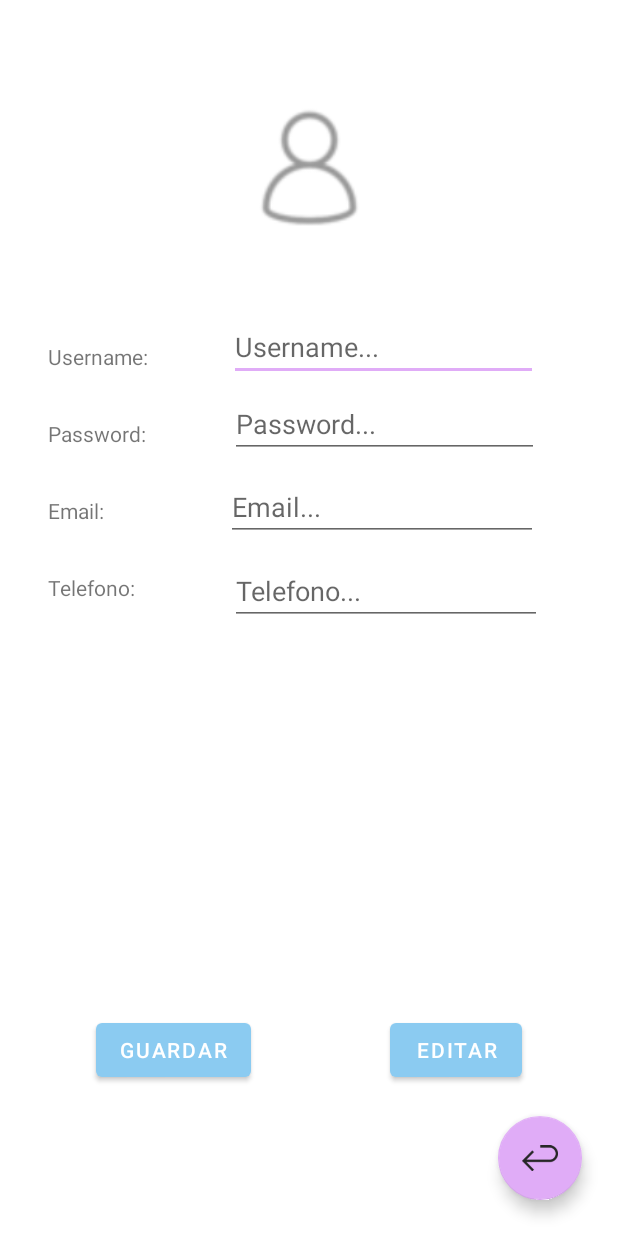
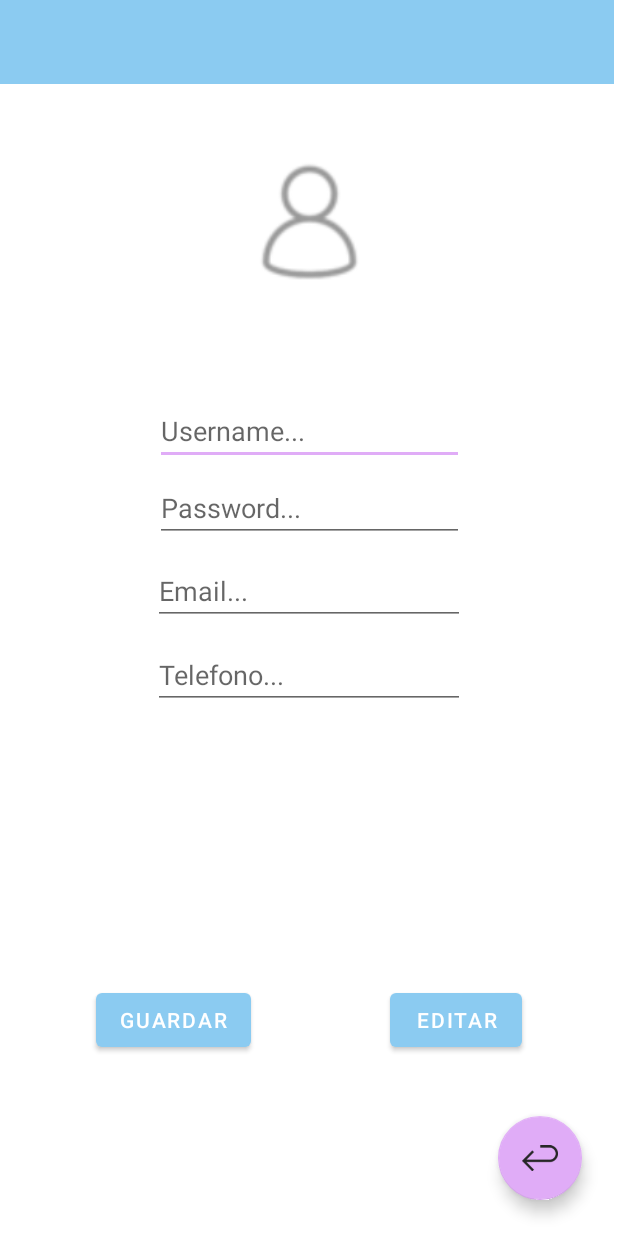
Before and after one commit to bdez1997/EasyEevnt, an Android app: the PerfilActivity screen opened directly, with no data from a screen before it, on a phone screen of 412 x 824 dp. Run offline under Robolectric (Android 15) with nearby library versions, the light colour scheme and no system bars; network calls fail.

Commit message:
Wip
Interfaces movíl

```diff
--- a/GestionEventoAndroid/app/src/main/java/com/bermudez/gestioneventoandroid/PerfilActivity.java
+++ b/GestionEventoAndroid/app/src/main/java/com/bermudez/gestioneventoandroid/PerfilActivity.java
@@ -19,6 +19,9 @@ public class PerfilActivity extends AppCompatActivity {
     protected void onCreate(Bundle savedInstanceState) {
         super.onCreate(savedInstanceState);
         setContentView(R.layout.activity_perfil);
+        setTitle("Perfil");
+
+
 
         findViewById(R.id.btnVolver).setOnClickListener(e ->{
             onBackPressed();
--- a/GestionEventoAndroid/app/src/main/res/layout/activity_perfil.xml
+++ b/GestionEventoAndroid/app/src/main/res/layout/activity_perfil.xml
@@ -6,46 +6,16 @@
     android:layout_height="match_parent"
     tools:context=".PerfilActivity">
 
-    <TextView
-        android:id="@+id/lblUserName"
-        android:layout_width="wrap_content"
-        android:layout_height="wrap_content"
-        android:layout_marginStart="32dp"
-        android:layout_marginTop="64dp"
-        android:text="Username:"
-        app:layout_constraintStart_toStartOf="parent"
-        app:layout_constraintTop_toBottomOf="@+id/imageView" />
-
-    <TextView
-        android:id="@+id/lblPassword"
-        android:layout_width="wrap_content"
-        android:layout_height="wrap_content"
-        android:layout_marginStart="32dp"
-        android:layout_marginTop="32dp"
-        android:text="Password: "
-        app:layout_constraintStart_toStartOf="parent"
-        app:layout_constraintTop_toBottomOf="@+id/lblUserName" />
-
-    <TextView
-        android:id="@+id/lblEmail"
-        android:layout_width="wrap_content"
-        android:layout_height="wrap_content"
-        android:layout_marginStart="32dp"
-        android:layout_marginTop="32dp"
-        android:text="Email: "
-        app:layout_constraintStart_toStartOf="parent"
-        app:layout_constraintTop_toBottomOf="@+id/lblPassword" />
-
     <EditText
         android:id="@+id/editTextTextPersonName"
         android:layout_width="206dp"
         android:layout_height="42dp"
-        android:layout_marginTop="48dp"
+        android:layout_marginTop="68dp"
         android:ems="10"
         android:hint="Username..."
         android:inputType="textPersonName"
         app:layout_constraintEnd_toEndOf="parent"
-        app:layout_constraintStart_toEndOf="@+id/lblUserName"
+        app:layout_constraintStart_toStartOf="parent"
         app:layout_constraintTop_toBottomOf="@+id/imageView" />
 
     <EditText
@@ -57,20 +27,19 @@
         android:hint="Password..."
         android:inputType="textPassword"
         app:layout_constraintEnd_toEndOf="parent"
-        app:layout_constraintStart_toEndOf="@+id/lblPassword"
+        app:layout_constraintStart_toStartOf="parent"
         app:layout_constraintTop_toBottomOf="@+id/editTextTextPersonName" />
 
     <EditText
         android:id="@+id/editTextTextEmailAddress"
         android:layout_width="208dp"
         android:layout_height="43dp"
-        android:layout_marginStart="24dp"
         android:layout_marginTop="12dp"
         android:ems="10"
         android:hint="Email..."
         android:inputType="textEmailAddress"
         app:layout_constraintEnd_toEndOf="parent"
-        app:layout_constraintStart_toEndOf="@+id/lblEmail"
+        app:layout_constraintStart_toStartOf="parent"
         app:layout_constraintTop_toBottomOf="@+id/editTextTextPassword" />
 
     <Button
@@ -78,7 +47,7 @@
         android:layout_width="wrap_content"
         android:layout_height="wrap_content"
         android:layout_marginEnd="64dp"
-        android:layout_marginBottom="100dp"
+        android:layout_marginBottom="120dp"
         android:text="Editar"
         app:layout_constraintBottom_toBottomOf="parent"
         app:layout_constraintEnd_toEndOf="parent" />
@@ -88,39 +57,28 @@
         android:layout_width="wrap_content"
         android:layout_height="wrap_content"
         android:layout_marginStart="64dp"
-        android:layout_marginBottom="100dp"
+        android:layout_marginBottom="120dp"
         android:text="Guardar"
         app:layout_constraintBottom_toBottomOf="parent"
         app:layout_constraintStart_toStartOf="parent" />
-
-    <TextView
-        android:id="@+id/lblTelefono"
-        android:layout_width="wrap_content"
-        android:layout_height="wrap_content"
-        android:layout_marginStart="32dp"
-        android:layout_marginTop="32dp"
-        android:text="Telefono:"
-        app:layout_constraintStart_toStartOf="parent"
-        app:layout_constraintTop_toBottomOf="@+id/lblEmail" />
 
     <EditText
         android:id="@+id/editTextPhone"
         android:layout_width="208dp"
         android:layout_height="44dp"
-        android:layout_marginStart="12dp"
         android:layout_marginTop="12dp"
         android:ems="10"
         android:hint="Telefono..."
         android:inputType="phone"
         app:layout_constraintEnd_toEndOf="parent"
-        app:layout_constraintStart_toEndOf="@+id/lblTelefono"
+        app:layout_constraintStart_toStartOf="parent"
         app:layout_constraintTop_toBottomOf="@+id/editTextTextEmailAddress" />
 
     <ImageView
         android:id="@+id/imageView"
         android:layout_width="99dp"
         android:layout_height="100dp"
-        android:layout_marginTop="64dp"
+        android:layout_marginTop="100dp"
         app:layout_constraintEnd_toEndOf="parent"
         app:layout_constraintStart_toStartOf="parent"
         app:layout_constraintTop_toTopOf="parent"
@@ -136,4 +94,14 @@
         app:layout_constraintBottom_toBottomOf="parent"
         app:layout_constraintEnd_toEndOf="parent"
         app:srcCompat="@drawable/salir" />
+
+    <androidx.appcompat.widget.Toolbar
+        android:id="@+id/toolbar2"
+        android:layout_width="409dp"
+        android:layout_height="wrap_content"
+        android:background="?attr/colorPrimary"
+        android:minHeight="?attr/actionBarSize"
+        android:theme="?attr/actionBarTheme"
+        tools:layout_editor_absoluteX="1dp"
+        tools:layout_editor_absoluteY="1dp" />
 </androidx.constraintlayout.widget.ConstraintLayout>
```
